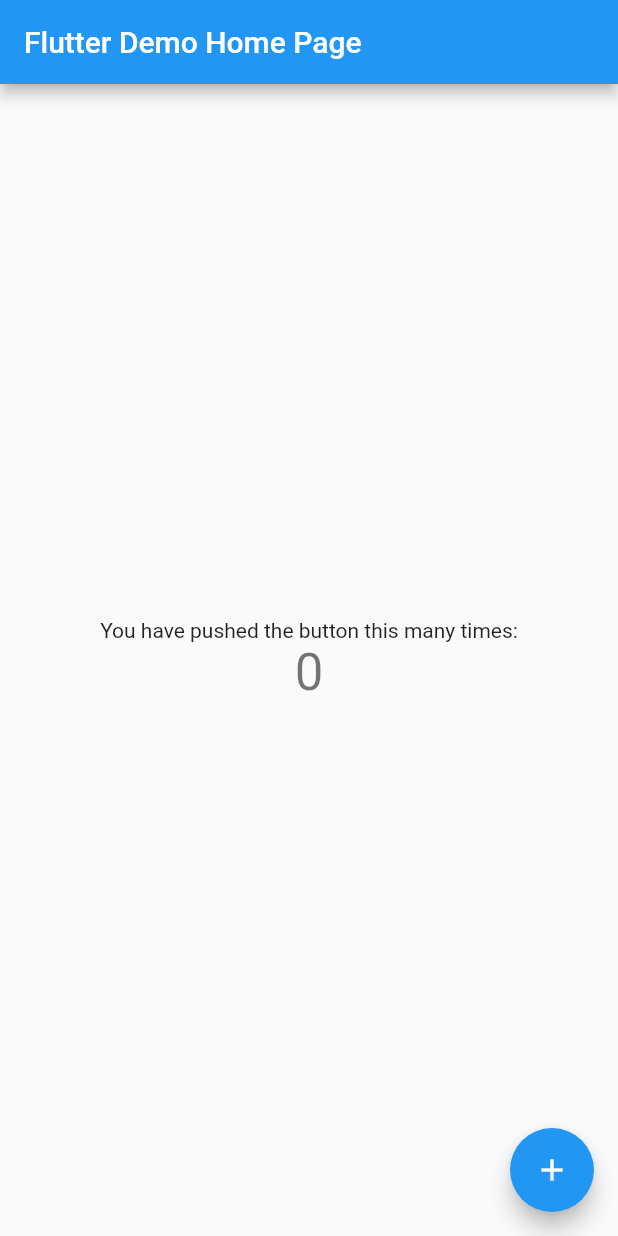
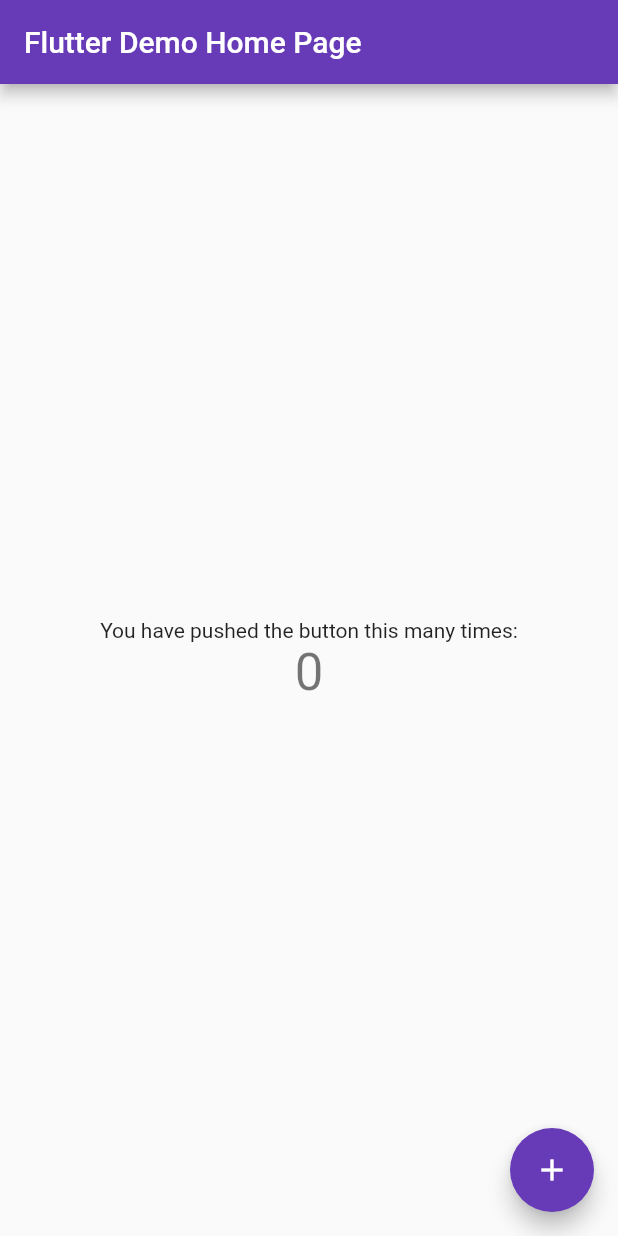
Before and after one commit to cxqq123/flutter_app, a Flutter app: the screen it shows after launch, on a phone screen of 412 x 824 dp. Run offline on Flutter 3.47's test engine with Material 2 defaults, Android fonts, the phone set to English and light mode, and no system bars.

Commit message:
第一次提交Flutter 小Demo

```diff
--- /dev/null
+++ b/lib/common/GlobalConfig.dart
@@ -0,0 +1,16 @@
+import 'package:flutter/material.dart';
+
+class GlobalConfig {
+
+  ///颜色值
+  static Color colorPrimary = Colors.red;
+
+  ///导航
+  static String homeTab = "首页";
+  static String classyTab = "分类";
+  static String mineTab = "我的";
+
+
+  static String welfare = "福利";
+
+}
--- a/lib/main.dart
+++ b/lib/main.dart
@@ -9,16 +9,7 @@ class MyApp extends StatelessWidget {
     return MaterialApp(
       title: 'Flutter Demo',
       theme: ThemeData(
-        // This is the theme of your application.
-        //
-        // Try running your application with "flutter run". You'll see the
-        // application has a blue toolbar. Then, without quitting the app, try
-        // changing the primarySwatch below to Colors.green and then invoke
-        // "hot reload" (press "r" in the console where you ran "flutter run",
-        // or simply save your changes to "hot reload" in a Flutter IDE).
-        // Notice that the counter didn't reset back to zero; the application
-        // is not restarted.
-        primarySwatch: Colors.blue,
+        primarySwatch: Colors.deepPurple,
       ),
       home: MyHomePage(title: 'Flutter Demo Home Page'),
     );
--- /dev/null
+++ b/lib/pages/Application.dart
@@ -0,0 +1,63 @@
+
+
+import 'package:flutter/material.dart';
+import 'package:flutter_app/common/GlobalConfig.dart';
+
+class ApplicationPageState extends State<ApplicationPage>
+  with SingleTickerProviderStateMixin{
+
+  int page = 0;
+  String title = GlobalConfig.homeTab;
+  PageController pageController;
+
+  //定义底部导航项目 定义一个数组
+  final List<BottomNavigationBarItem> bottomTabs = <BottomNavigationBarItem>[
+
+      new BottomNavigationBarItem(
+          icon: Icon(Icons.home),
+          title: Text(GlobalConfig.homeTab),
+          backgroundColor: GlobalConfig.colorPrimary
+      ),
+      new BottomNavigationBarItem(
+          icon: Icon(Icons.tune),
+          title: Text(GlobalConfig.classyTab),
+          backgroundColor: GlobalConfig.colorPrimary
+      ),
+      new BottomNavigationBarItem(
+          icon: Icon(Icons.person),
+          title: Text(GlobalConfig.mineTab),
+          backgroundColor: GlobalConfig.colorPrimary
+      ),
+  ];
+
+
+  @override
+  Widget build(BuildContext context) {
+    // TODO: implement build
+    return new MaterialApp(
+        theme: new ThemeData(primaryColor: GlobalConfig.colorPrimary),
+        home: Scaffold(
+          appBar: new AppBar(
+            title: new Text(title),
+          ),
+          drawer: new Drawer(
+//            child: new IndexDrawPage(
+//
+//            ),
+          ),
+        )
+    );
+  }
+
+}
+
+class ApplicationPage extends StatefulWidget{
+//  @override
+//  State<StatefulWidget> createState() {
+//    // TODO: implement createState
+//    return ApplicationPageState();
+//  }
+
+  @override
+  State<StatefulWidget> createState() => ApplicationPageState();
+}
```
Also changed, not shown: lib/pages/DetailPage.dart (added, +18 -0 lines), lib/pages/IndexDrawPage.dart (added, +68 -0 lines), lib/utils/PageRouteUtils.dart (added, +30 -0 lines).
